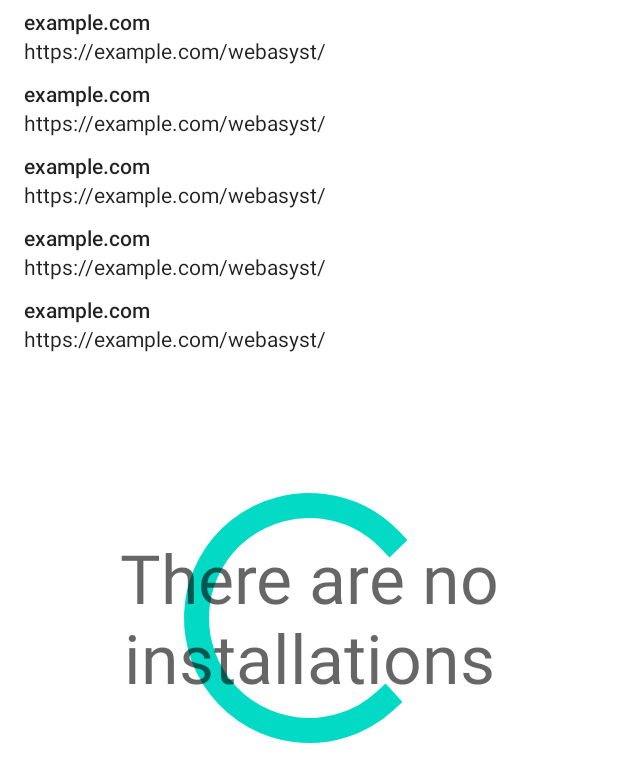
After one commit to 1312inc/Webasyst-X-Android, an Android app: the layout frag_installation_list.xml on its own in the app's theme, with its tools: preview values and no code run, on a phone screen of 412 x 824 dp. The commit adds this screen. Shown: the top 782 px of the screen. Run offline under Robolectric (Android 15) with nearby library versions, the phone set to English and light mode, and no system bars.

Commit message:
List installations
https://1312.io/webasyst/tasks/#/task/7.338/

```diff
--- /dev/null
+++ b/webasyst-x/src/main/java/installations/Installation.kt
@@ -0,0 +1,5 @@
+package com.webasyst.x.installations
+
+import com.webasyst.x.api.Installation
+
+typealias Installation = Installation
--- /dev/null
+++ b/webasyst-x/src/main/res/layout/frag_installation_list.xml
@@ -0,0 +1,41 @@
+<?xml version="1.0" encoding="utf-8"?>
+<layout
+    xmlns:android="http://schemas.android.com/apk/res/android"
+    xmlns:tools="http://schemas.android.com/tools"
+    tools:context=".installations.InstallationListFragment">
+
+    <data>
+        <variable
+            name="viewModel"
+            type="com.webasyst.x.installations.InstallationListViewModel" />
+    </data>
+
+    <FrameLayout
+        android:layout_width="match_parent"
+        android:layout_height="match_parent"
+        android:layout_gravity="center"
+        android:orientation="vertical">
+
+        <androidx.recyclerview.widget.RecyclerView
+            android:id="@+id/installationList"
+            android:layout_width="match_parent"
+            android:layout_height="match_parent"
+            tools:itemCount="5"
+            tools:listitem="@layout/row_installation_list" />
+
+        <ProgressBar
+            android:layout_width="200dp"
+            android:layout_height="200dp"
+            android:layout_gravity="center"
+            android:visibility="@{viewModel.spinnerVisibility}" />
+
+        <TextView
+            android:layout_width="match_parent"
+            android:layout_height="wrap_content"
+            android:layout_gravity="center"
+            android:gravity="center"
+            android:text="@string/no_installations"
+            android:textAppearance="@style/TextAppearance.AppCompat.Display2"
+            android:visibility="@{viewModel.emptyPlaceholderVisibility}" />
+    </FrameLayout>
+</layout>
--- /dev/null
+++ b/webasyst-x/src/main/res/layout/row_installation_list.xml
@@ -0,0 +1,46 @@
+<?xml version="1.0" encoding="utf-8"?>
+<layout xmlns:app="http://schemas.android.com/apk/res-auto"
+    xmlns:tools="http://schemas.android.com/tools"
+    xmlns:android="http://schemas.android.com/apk/res/android">
+
+    <data>
+        <variable
+            name="installation"
+            type="com.webasyst.x.api.Installation" />
+    </data>
+
+    <androidx.constraintlayout.widget.ConstraintLayout
+        android:layout_width="match_parent"
+        android:layout_height="48dp"
+        android:paddingLeft="?screenPaddingHorizontal"
+        android:paddingRight="?screenPaddingHorizontal">
+
+        <TextView
+            android:id="@+id/hostView"
+            android:layout_width="0dp"
+            android:layout_height="wrap_content"
+            android:singleLine="true"
+            android:text="@{installation.domain}"
+            android:textAppearance="@style/TextAppearance.AppCompat.Body2"
+            app:layout_constraintBottom_toTopOf="@+id/urlView"
+            app:layout_constraintEnd_toEndOf="parent"
+            app:layout_constraintStart_toStartOf="parent"
+            app:layout_constraintTop_toTopOf="parent"
+            app:layout_constraintVertical_chainStyle="packed"
+            tools:text="example.com" />
+
+        <TextView
+            android:id="@+id/urlView"
+            android:layout_width="0dp"
+            android:layout_height="wrap_content"
+            android:singleLine="true"
+            android:text="@{installation.url}"
+            android:textAppearance="@style/TextAppearance.AppCompat.Body1"
+            app:layout_constraintBottom_toBottomOf="parent"
+            app:layout_constraintEnd_toEndOf="parent"
+            app:layout_constraintStart_toStartOf="parent"
+            app:layout_constraintTop_toBottomOf="@+id/hostView"
+            tools:text="https://example.com/webasyst/" />
+
+    </androidx.constraintlayout.widget.ConstraintLayout>
+</layout>
--- /dev/null
+++ b/webasyst-x/src/main/res/values/attrs.xml
@@ -0,0 +1,4 @@
+<?xml version="1.0" encoding="utf-8"?>
+<resources>
+    <attr name="screenPaddingHorizontal" format="dimension" />
+</resources>
--- a/webasyst-x/src/main/res/values/strings.xml
+++ b/webasyst-x/src/main/res/values/strings.xml
@@ -2,6 +2,8 @@
 <resources>
     <string name="app_name">Webasyst X</string>
     <string name="btn_sign_in">Sign in</string>
+`
+    <string name="no_installations">There are no installations</string>
 
     <string name="app_redirect_scheme" translatable="false">com.webasyst.x</string>
 </resources>
--- a/webasyst-x/src/main/res/values/styles.xml
+++ b/webasyst-x/src/main/res/values/styles.xml
@@ -1,4 +1,7 @@
 <?xml version="1.0" encoding="utf-8"?>
 <resources>
-    <style name="Theme.WebasystX" parent="Theme.MaterialComponents.Light.DarkActionBar" />
+    <style name="Theme.WebasystX" parent="Theme.MaterialComponents.Light.DarkActionBar">
+
+        <item name="screenPaddingHorizontal">16dp</item>
+    </style>
 </resources>
```
Also changed, not shown: webasyst-x/build.gradle (+12 -1 lines), webasyst-x/src/main/java/MainActivity.kt (+9 -12 lines), webasyst-x/src/main/java/api/ApiClient.kt (added, +50 -0 lines), webasyst-x/src/main/java/api/Installation.kt (added, +12 -0 lines), webasyst-x/src/main/java/api/Response.kt (added, +25 -0 lines), webasyst-x/src/main/java/auth/AuthFragment.kt (added, +18 -0 lines), webasyst-x/src/main/java/auth/WebasystAuthService.kt (+12 -5 lines), webasyst-x/src/main/java/installations/InstallationListAdapter.kt (added, +39 -0 lines), webasyst-x/src/main/java/installations/InstallationListFragment.kt (added, +47 -0 lines), webasyst-x/src/main/java/installations/InstallationListViewModel.kt (added, +47 -0 lines), webasyst-x/src/main/res/layout/activity_main.xml (+7 -59 lines), webasyst-x/src/main/res/layout/frag_auth.xml (added, +16 -0 lines), webasyst-x/src/main/res/navigation/nav_graph.xml (added, +22 -0 lines), 1 other file.
